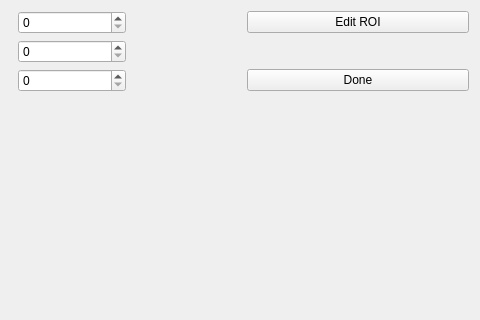
Before: the Qt Designer form window_addabnormalrange.ui in gccheng/GTgenerator, drawn with Qt 5; both pictures show x 107 to 587 and y 0 to 320 of the 587 by 437 pixel window.
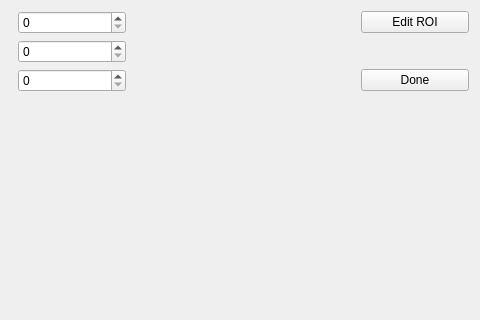
After: the same form once the commit is applied.

Patch:
```diff
--- a/window_addabnormalrange.ui
+++ b/window_addabnormalrange.ui
@@ -79,14 +79,14 @@
      <item row="0" column="1">
       <widget class="QSpinBox" name="spinBox_id"/>
      </item>
-     <item row="4" column="3" colspan="2">
+     <item row="4" column="4">
       <widget class="QPushButton" name="pushButton_done">
        <property name="text">
         <string>Done</string>
        </property>
       </widget>
      </item>
-     <item row="0" column="3" colspan="2">
+     <item row="0" column="4">
       <widget class="QPushButton" name="pushButton_EditROI">
        <property name="text">
         <string>Edit ROI</string>
```
